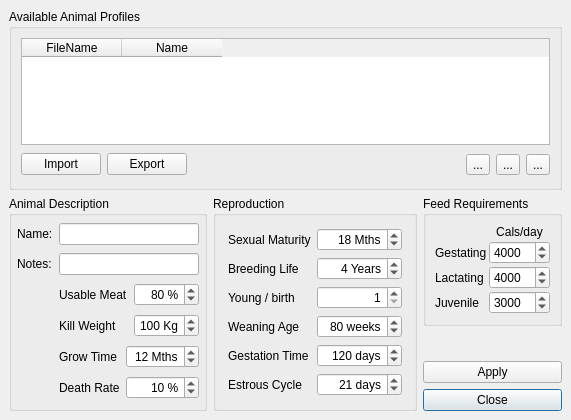
The window that src/ui/laanimalmanagerbase.ui (arkygeek/landuseanalyst) describes before a commit, drawn with Qt 5.
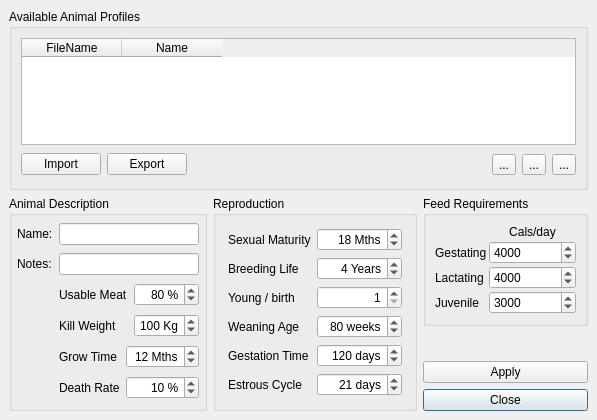
The same window after the commit. Icons and pictures are not drawn.

```diff
--- a/src/ui/laanimalmanagerbase.ui
+++ b/src/ui/laanimalmanagerbase.ui
@@ -5,7 +5,7 @@
    <rect>
     <x>0</x>
     <y>0</y>
-    <width>486</width>
+    <width>597</width>
     <height>420</height>
    </rect>
   </property>
```
Left out of the diff: 191 changed lines with no effect on the pictures.
